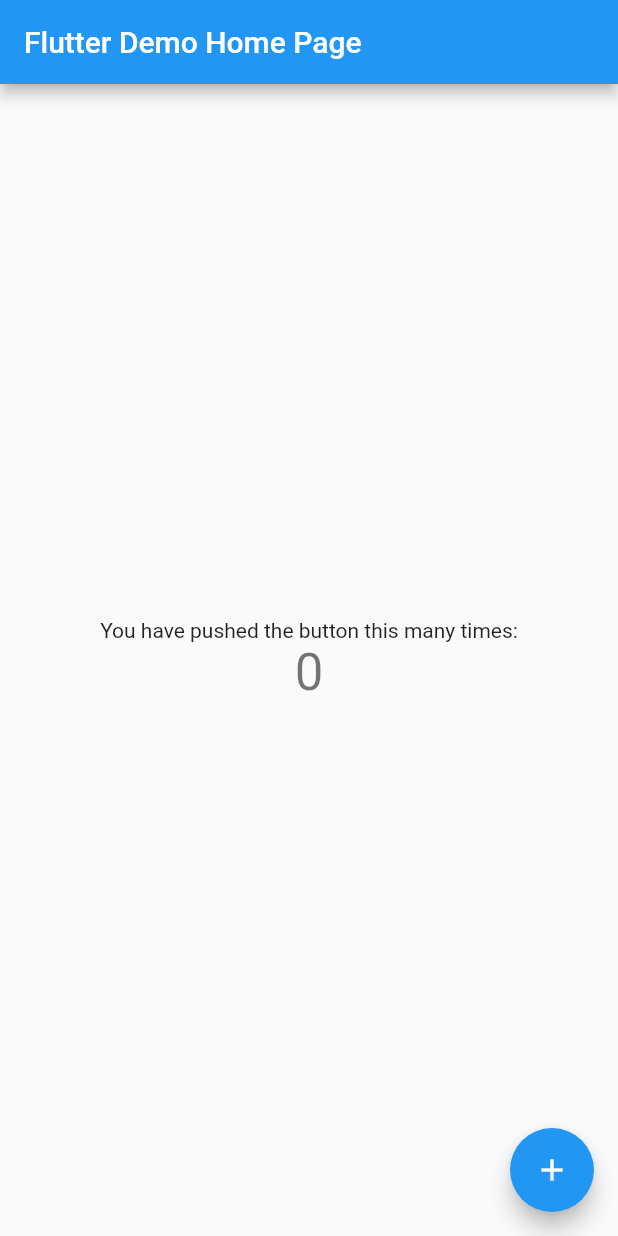
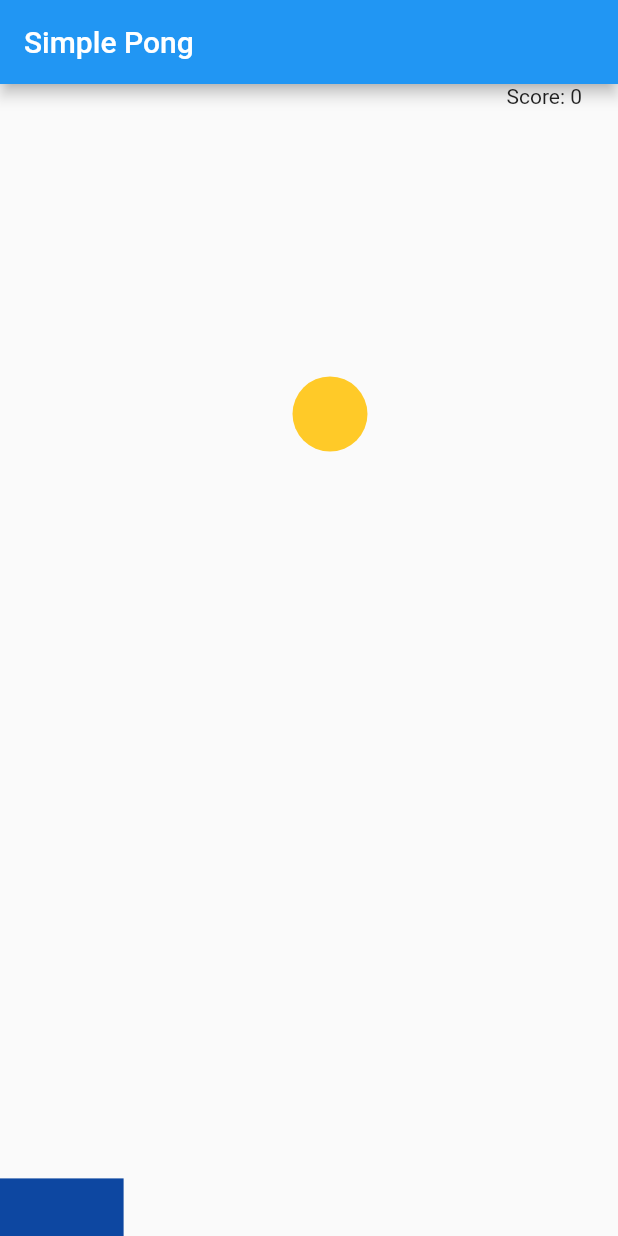
Before and after one commit to bulletBane/pong_game, a Flutter app: the screen it shows after launch, on a phone screen of 412 x 824 dp. Run offline on Flutter 3.47's test engine with Material 2 defaults, Android fonts, the phone set to English and light mode, and no system bars.

Commit message:
feature main game logic

```diff
--- /dev/null
+++ b/lib/ball.dart
@@ -0,0 +1,16 @@
+import 'package:flutter/material.dart';
+
+class Ball extends StatelessWidget {
+  @override
+  Widget build(BuildContext context) {
+    final double diam = 50;
+    return Container(
+      width: diam,
+      height: diam,
+      decoration: new BoxDecoration(
+        color: Colors.amber[400],
+        shape: BoxShape.circle,
+      ),
+    );
+  }
+}
--- /dev/null
+++ b/lib/bat.dart
@@ -0,0 +1,19 @@
+import 'package:flutter/material.dart';
+
+class Bat extends StatelessWidget {
+  final double width;
+  final double height;
+
+  const Bat(this.width, this.height);
+
+  @override
+  Widget build(BuildContext context) {
+    return Container(
+      width: width,
+      height: height,
+      decoration: new BoxDecoration(
+        color: Colors.blue[900],
+      ),
+    );
+  }
+}
--- a/lib/main.dart
+++ b/lib/main.dart
@@ -1,117 +1,22 @@
 import 'package:flutter/material.dart';
+import 'package:simple_pong/pong.dart';
 
-void main() {
-  runApp(MyApp());
-}
+void main() => runApp(MyApp());
 
 class MyApp extends StatelessWidget {
-  // This widget is the root of your application.
   @override
   Widget build(BuildContext context) {
     return MaterialApp(
-      title: 'Flutter Demo',
-      theme: ThemeData(
-        // This is the theme of your application.
-        //
-        // Try running your application with "flutter run". You'll see the
-        // application has a blue toolbar. Then, without quitting the app, try
-        // changing the primarySwatch below to Colors.green and then invoke
-        // "hot reload" (press "r" in the console where you ran "flutter run",
-        // or simply save your changes to "hot reload" in a Flutter IDE).
-        // Notice that the counter didn't reset back to zero; the application
-        // is not restarted.
-        primarySwatch: Colors.blue,
-        // This makes the visual density adapt to the platform that you run
-        // the app on. For desktop platforms, the controls will be smaller and
-        // closer together (more dense) than on mobile platforms.
-        visualDensity: VisualDensity.adaptivePlatformDensity,
-      ),
-      home: MyHomePage(title: 'Flutter Demo Home Page'),
-    );
+        title: 'Pong Demo',
+        theme: ThemeData(
+          primarySwatch: Colors.blue,
+        ),
+        home: Scaffold(
+            appBar: AppBar(
+              title: Text('Simple Pong'),
+            ),
+            body: SafeArea(
+              child: Pong(),
+            )));
   }
 }
-
-class MyHomePage extends StatefulWidget {
-  MyHomePage({Key key, this.title}) : super(key: key);
-
-  // This widget is the home page of your application. It is stateful, meaning
-  // that it has a State object (defined below) that contains fields that affect
-  // how it looks.
-
-  // This class is the configuration for the state. It holds the values (in this
-  // case the title) provided by the parent (in this case the App widget) and
-  // used by the build method of the State. Fields in a Widget subclass are
-  // always marked "final".
-
-  final String title;
-
-  @override
-  _MyHomePageState createState() => _MyHomePageState();
-}
-
-class _MyHomePageState extends State<MyHomePage> {
-  int _counter = 0;
-
-  void _incrementCounter() {
-    setState(() {
-      // This call to setState tells the Flutter framework that something has
-      // changed in this State, which causes it to rerun the build method below
-      // so that the display can reflect the updated values. If we changed
-      // _counter without calling setState(), then the build method would not be
-      // called again, and so nothing would appear to happen.
-      _counter++;
-    });
-  }
-
-  @override
-  Widget build(BuildContext context) {
-    // This method is rerun every time setState is called, for instance as done
-    // by the _incrementCounter method above.
-    //
-    // The Flutter framework has been optimized to make rerunning build methods
-    // fast, so that you can just rebuild anything that needs updating rather
-    // than having to individually change instances of widgets.
-    return Scaffold(
-      appBar: AppBar(
-        // Here we take the value from the MyHomePage object that was created by
-        // the App.build method, and use it to set our appbar title.
-        title: Text(widget.title),
-      ),
-      body: Center(
-        // Center is a layout widget. It takes a single child and positions it
-        // in the middle of the parent.
-        child: Column(
-          // Column is also a layout widget. It takes a list of children and
-          // arranges them vertically. By default, it sizes itself to fit its
-          // children horizontally, and tries to be as tall as its parent.
-          //
-          // Invoke "debug painting" (press "p" in the console, choose the
-          // "Toggle Debug Paint" action from the Flutter Inspector in Android
-          // Studio, or the "Toggle Debug Paint" command in Visual Studio Code)
-          // to see the wireframe for each widget.
-          //
-          // Column has various properties to control how it sizes itself and
-          // how it positions its children. Here we use mainAxisAlignment to
-          // center the children vertically; the main axis here is the vertical
-          // axis because Columns are vertical (the cross axis would be
-          // horizontal).
-          mainAxisAlignment: MainAxisAlignment.center,
-          children: <Widget>[
-            Text(
-              'You have pushed the button this many times:',
-            ),
-            Text(
-              '$_counter',
-              style: Theme.of(context).textTheme.headline4,
-            ),
-          ],
-        ),
-      ),
-      floatingActionButton: FloatingActionButton(
-        onPressed: _incrementCounter,
-        tooltip: 'Increment',
-        child: Icon(Icons.add),
-      ), // This trailing comma makes auto-formatting nicer for build methods.
-    );
-  }
-}
--- /dev/null
+++ b/lib/pong.dart
@@ -0,0 +1,178 @@
+import 'package:flutter/material.dart';
+import 'package:flutter/rendering.dart';
+import './ball.dart';
+import './bat.dart';
+import 'dart:math';
+
+enum Direction { up, down, left, right }
+
+class Pong extends StatefulWidget {
+  @override
+  _PongState createState() => _PongState();
+}
+
+class _PongState extends State<Pong> with SingleTickerProviderStateMixin {
+  Animation<double> animation;
+  AnimationController controller;
+  Direction vDir = Direction.down;
+  Direction hDir = Direction.right;
+
+  double increment = 5;
+  double width;
+  double height;
+  double posX = 0;
+  double posY = 0;
+  double randX = 1;
+  double randY = 1;
+  double batWidth = 0;
+  double batHeight = 0;
+  double batPosition = 0;
+  int score = 0;
+
+  @override
+  void initState() {
+    posX = 0;
+    posY = 0;
+    controller = AnimationController(
+      duration: const Duration(minutes: 1000),
+      vsync: this,
+    );
+    animation = Tween<double>(begin: 0, end: 100).animate(controller);
+    animation.addListener(() {
+      safeSetState(() {
+        (hDir == Direction.right)
+            ? posX += ((increment * randX).round())
+            : posX -= ((increment * randX).round());
+        (vDir == Direction.down)
+            ? posY += ((increment * randY).round())
+            : posY -= ((increment * randY).round());
+      });
+      checkBorders();
+    });
+
+    controller.forward();
+    super.initState();
+  }
+
+  double randomNumber() {
+    //this is a number between 0.5 and 1.5;
+    var ran = new Random();
+    int myNum = ran.nextInt(101);
+    return (50 + myNum) / 100;
+  }
+
+  @override
+  Widget build(BuildContext context) {
+    return LayoutBuilder(
+        builder: (BuildContext context, BoxConstraints constraints) {
+      width = constraints.maxWidth;
+      height = constraints.maxHeight;
+      batWidth = width / 5;
+      batHeight = height / 20;
+      return Stack(
+        children: <Widget>[
+          Positioned(
+            top: 0,
+            right: 24,
+            child: Text('Score: ' + score.toString()),
+          ),
+          Positioned(
+            child: Ball(),
+            top: posY,
+            left: posX,
+          ),
+          Positioned(
+              bottom: 0,
+              left: batPosition,
+              child: GestureDetector(
+                  onHorizontalDragUpdate: (DragUpdateDetails update) =>
+                      moveBat(update),
+                  child: Bat(batWidth, batHeight)))
+        ],
+      );
+    });
+  }
+
+  void moveBat(DragUpdateDetails update) {
+    setState(() {
+      batPosition += update.delta.dx;
+    });
+  }
+
+  void checkBorders() {
+    double diameter = 50;
+    if (posX <= 0 && hDir == Direction.left) {
+      hDir = Direction.right;
+      randX = randomNumber();
+    }
+    if (posX >= width - diameter && hDir == Direction.right) {
+      hDir = Direction.left;
+      randX = randomNumber();
+    }
+    //check the bat position as well
+    if (posY >= height - diameter - batHeight && vDir == Direction.down) {
+      //check if the bat is here, otherwise loose
+      if (posX >= (batPosition - diameter) &&
+          posX <= (batPosition + batWidth)) {
+        vDir = Direction.up;
+        randY = randomNumber();
+        safeSetState(() {
+          score++;
+        });
+      } else {
+        controller.stop();
+        showMessage(context);
+      }
+    }
+    if (posY <= 0 && vDir == Direction.up) {
+      vDir = Direction.down;
+      randY = randomNumber();
+    }
+  }
+
+  void safeSetState(Function function) {
+    if (mounted && controller.isAnimating) {
+      setState(() {
+        function();
+      });
+    }
+  }
+
+  void showMessage(BuildContext context) {
+    showDialog(
+        context: context,
+        builder: (BuildContext context) {
+          return AlertDialog(
+            title: Text('Game Over'),
+            content: Text('Would you like to play again?'),
+            actions: <Widget>[
+              FlatButton(
+                child: Text('Yes'),
+                onPressed: () {
+                  setState(() {
+                    posX = 0;
+                    posY = 0;
+                    score = 0;
+                  });
+                  Navigator.of(context).pop();
+                  controller.repeat();
+                },
+              ),
+              FlatButton(
+                child: Text('No'),
+                onPressed: () {
+                  Navigator.of(context).pop();
+                  dispose();
+                },
+              )
+            ],
+          );
+        });
+  }
+
+  @override
+  void dispose() {
+    controller.dispose();
+    super.dispose();
+  }
+}
```
